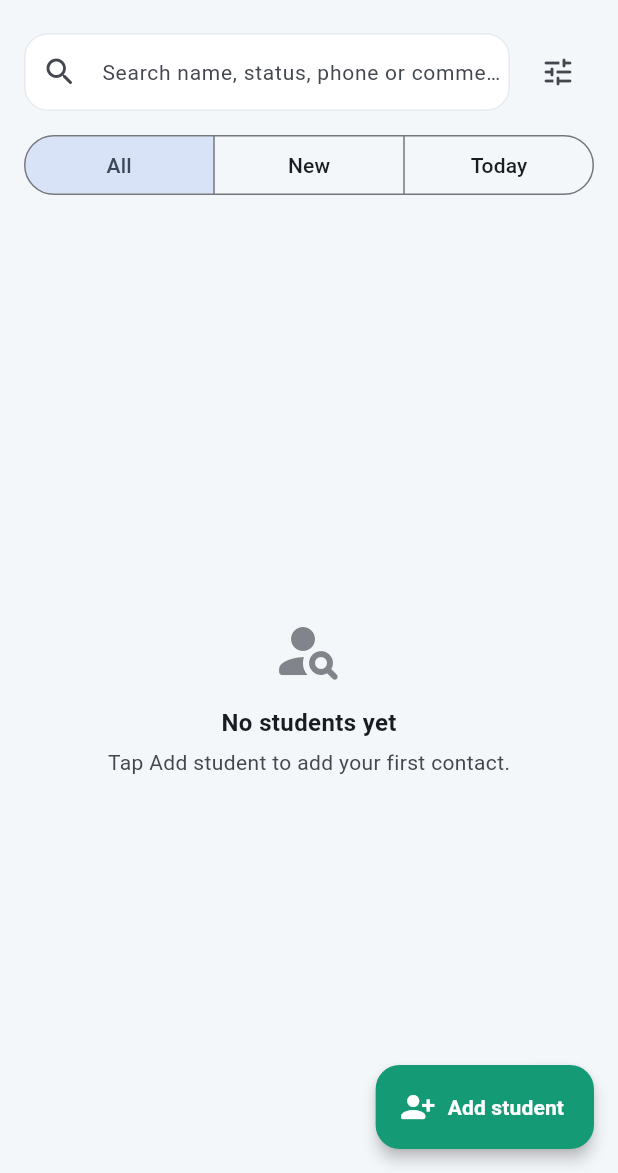
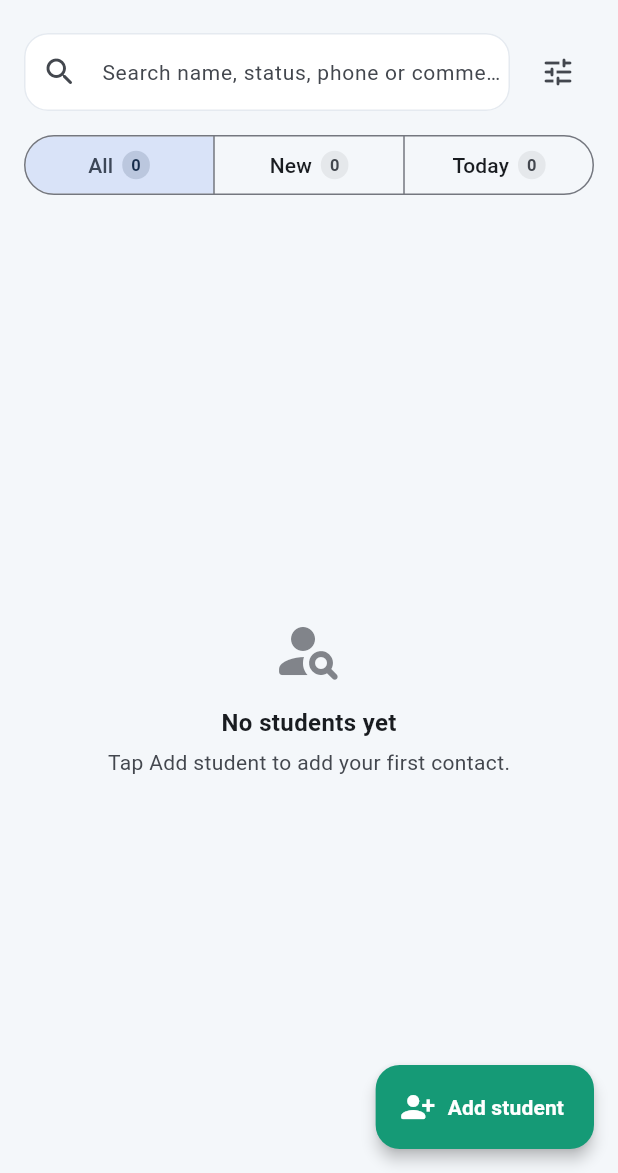
Before and after one commit to jiatachira/LeadPilot, a Flutter app: the HomeScreen screen opened directly with empty values, on a phone screen of 412 x 824 dp, the part 63-1236 px from its top. Run offline on Flutter 3.47's test engine with Material 3 defaults, Android fonts, the phone set to English and light mode, and no system bars; our stand-ins replace file_picker, flutter_contacts, flutter_local_notifications, flutter_secure_storage, font_awesome_flutter, local_auth and 3 more; accounts and stored records are empty; network calls fail.

Commit message:
feat(ui): add live lead counts to All/New/Today segments and redesign Google-inspired app icon
- Display dynamic pill badges on segmented controls showing accurate counts for All, New, and Today leads
- Keep counts reactive to search and filters while maintaining 100% test compatibility
- Redesign app icon inspired by Google Workspace & Google Apps 4-color aesthetic:
  - Clean white squircle container with subtle ambient shadow
  - Folded origami Pilot / Lead Navigator emblem combining paper plane & call receiver geometry
  - Signature Google Blue, Green, Yellow, and Red ribbon palette with fold shading and Sparkle star
  - Regenerated all Android launcher icons across all mipmap densities (mdpi, hdpi, xhdpi, xxhdpi, xxxhdpi)
  - Updated LeadPilotAppIcon Flutter vector painter to match

```diff
--- a/lib/screens/home_screen.dart
+++ b/lib/screens/home_screen.dart
@@ -377,7 +377,7 @@ class _HomeScreenState extends State<HomeScreen> with WidgetsBindingObserver {
     return leftIdx.compareTo(rightIdx);
   }
 
-  bool _matchesLeadFilter(Student student) {
+  bool _matchesCategory(Student student, _LeadFilter filter) {
     final normalizedStatus = student.callStatus.trim().toLowerCase();
     if (_statusFilter != null &&
         normalizedStatus != _statusFilter!.toLowerCase()) {
@@ -394,7 +394,7 @@ class _HomeScreenState extends State<HomeScreen> with WidgetsBindingObserver {
       if (to != null && day.isAfter(_dateOnly(to))) return false;
     }
 
-    switch (_leadFilter) {
+    switch (filter) {
       case _LeadFilter.all:
         return true;
       case _LeadFilter.newLeads:
@@ -413,6 +413,27 @@ class _HomeScreenState extends State<HomeScreen> with WidgetsBindingObserver {
           return attemptedAt != null && !attemptedAt.isBefore(nextCall);
         });
     }
+  }
+
+  bool _matchesLeadFilter(Student student) =>
+      _matchesCategory(student, _leadFilter);
+
+  int _countForCategory(_LeadFilter filter) {
+    final statusFilter = _statusFilter?.trim().toLowerCase();
+    final query = _query.trim().toLowerCase();
+    var count = 0;
+    for (var i = 0; i < _students.length; i++) {
+      final student = _students[i];
+      if (isFinalLeadStatus(student.callStatus) &&
+          (statusFilter == null ||
+              statusFilter != student.callStatus.trim().toLowerCase())) {
+        continue;
+      }
+      if (!_matchesCategory(student, filter)) continue;
+      if (query.isNotEmpty && !_matchesSearch(student, query)) continue;
+      count++;
+    }
+    return count;
   }
 
   bool _matchesSearch(Student student, String query) {
@@ -1039,10 +1060,42 @@ class _HomeScreenState extends State<HomeScreen> with WidgetsBindingObserver {
     }
   }
 
+  Widget _leadCountBadge(int count, {required bool isSelected}) {
+    final theme = Theme.of(context);
+    final isDark = theme.brightness == Brightness.dark;
+
+    return Container(
+      padding: const EdgeInsets.symmetric(horizontal: 6, vertical: 1.5),
+      decoration: BoxDecoration(
+        color: isSelected
+            ? (isDark
+                ? theme.colorScheme.primary.withValues(alpha: 0.25)
+                : theme.colorScheme.primary.withValues(alpha: 0.15))
+            : (isDark
+                ? Colors.white.withValues(alpha: 0.08)
+                : Colors.black.withValues(alpha: 0.06)),
+        borderRadius: BorderRadius.circular(10),
+      ),
+      child: Text(
+        '$count',
+        style: TextStyle(
+          fontSize: 11,
+          fontWeight: FontWeight.w700,
+          color: isSelected
+              ? theme.colorScheme.primary
+              : theme.colorScheme.onSurfaceVariant,
+        ),
+      ),
+    );
+  }
+
   @override
   Widget build(BuildContext context) {
     final students = _filteredStudents;
     final selectedStudents = _selectedStudents;
+    final allCount = _countForCategory(_LeadFilter.all);
+    final newCount = _countForCategory(_LeadFilter.newLeads);
+    final todayCount = _countForCategory(_LeadFilter.todayFollowUp);
 
     return Scaffold(
       appBar: AppBar(
@@ -1228,18 +1281,50 @@ class _HomeScreenState extends State<HomeScreen> with WidgetsBindingObserver {
                       SizedBox(
                         width: double.infinity,
                         child: SegmentedButton<_LeadFilter>(
-                          segments: const [
+                          segments: [
                             ButtonSegment(
                               value: _LeadFilter.all,
-                              label: Text('All'),
+                              label: Row(
+                                mainAxisSize: MainAxisSize.min,
+                                children: [
+                                  const Text('All'),
+                                  const SizedBox(width: 6),
+                                  _leadCountBadge(
+                                    allCount,
+                                    isSelected: _leadFilter == _LeadFilter.all,
+                                  ),
+                                ],
+                              ),
                             ),
                             ButtonSegment(
                               value: _LeadFilter.newLeads,
-                              label: Text('New'),
+                              label: Row(
+                                mainAxisSize: MainAxisSize.min,
+                                children: [
+                                  const Text('New'),
+                                  const SizedBox(width: 6),
+                                  _leadCountBadge(
+                                    newCount,
+                                    isSelected:
+                                        _leadFilter == _LeadFilter.newLeads,
+                                  ),
+                                ],
+                              ),
                             ),
                             ButtonSegment(
                               value: _LeadFilter.todayFollowUp,
-                              label: Text('Today'),
+                              label: Row(
+                                mainAxisSize: MainAxisSize.min,
+                                children: [
+                                  const Text('Today'),
+                                  const SizedBox(width: 6),
+                                  _leadCountBadge(
+                                    todayCount,
+                                    isSelected:
+                                        _leadFilter == _LeadFilter.todayFollowUp,
+                                  ),
+                                ],
+                              ),
                             ),
                           ],
                           selected: {_leadFilter},
```
Also changed, not shown: lib/widgets/leadpilot_app_icon.dart (+91 -59 lines), assets/images/app_icon.png, assets/images/app_icon_round.png, 11 other files.
